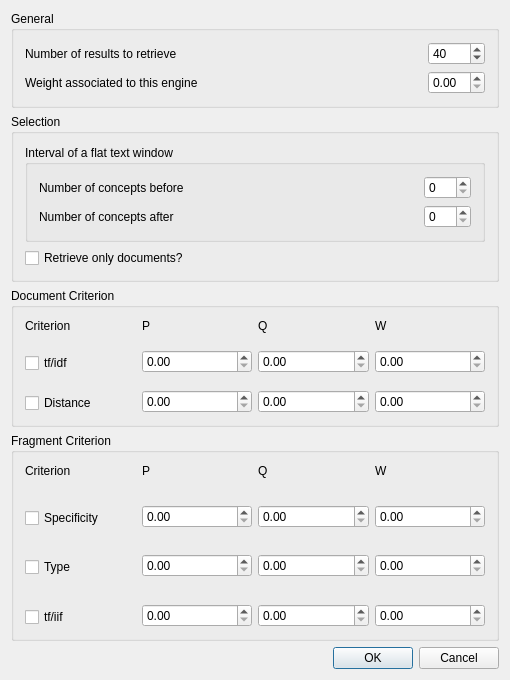
Qt form xmlengine/frontend/qt/genginexml.ui (pfrancq/galilei) before a commit.
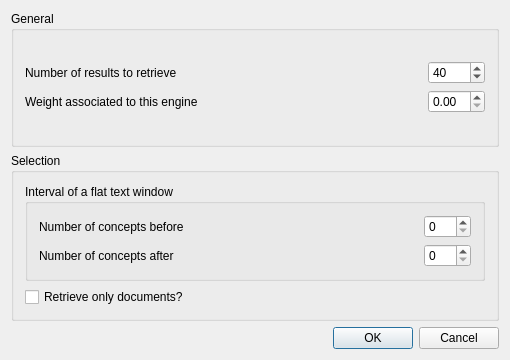
The same form after that commit.

What changed in the file:
```diff
--- a/xmlengine/frontend/qt/genginexml.ui
+++ b/xmlengine/frontend/qt/genginexml.ui
@@ -7,9 +7,15 @@
     <x>0</x>
     <y>0</y>
     <width>510</width>
-    <height>680</height>
+    <height>360</height>
    </rect>
   </property>
+  <property name="sizePolicy">
+   <sizepolicy hsizetype="Fixed" vsizetype="Fixed">
+    <horstretch>0</horstretch>
+    <verstretch>0</verstretch>
+   </sizepolicy>
+  </property>
   <property name="mouseTracking">
    <bool>false</bool>
   </property>
@@ -216,476 +222,6 @@
      </layout>
     </widget>
    </item>
-   <item>
-    <widget class="QGroupBox" name="box_0_2">
-     <property name="title">
-      <string>Document Criterion</string>
-     </property>
-     <layout class="QHBoxLayout" name="horizontalLayout">
-      <item>
-       <layout class="QVBoxLayout" name="verticalLayout">
-        <item>
-         <widget class="QLabel" name="P1_2">
-          <property name="text">
-           <string>Criterion</string>
-          </property>
-          <property name="wordWrap">
-           <bool>false</bool>
-          </property>
-         </widget>
-        </item>
-        <item>
-         <spacer name="verticalSpacer">
-          <property name="orientation">
-           <enum>Qt::Vertical</enum>
-          </property>
-          <property name="sizeHint" stdset="0">
-           <size>
-            <width>20</width>
-            <height>40</height>
-           </size>
-          </property>
-         </spacer>
-        </item>
-        <item>
-         <widget class="QCheckBox" name="TfIdfActive">
-          <property name="text">
-           <string>tf/idf</string>
-          </property>
-         </widget>
-        </item>
-        <item>
-         <spacer name="verticalSpacer_5">
-          <property name="orientation">
-           <enum>Qt::Vertical</enum>
-          </property>
-          <property name="sizeHint" stdset="0">
-           <size>
-            <width>20</width>
-            <height>40</height>
-           </size>
-          </property>
-         </spacer>
-        </item>
-        <item>
-         <widget class="QCheckBox" name="DistanceActive">
-          <property name="text">
-           <string>Distance</string>
-          </property>
-         </widget>
-        </item>
-       </layout>
-      </item>
-      <item>
-       <layout class="QVBoxLayout" name="verticalLayout_4">
-        <item>
-         <widget class="QLabel" name="P1">
-          <property name="text">
-           <string>P</string>
-          </property>
-          <property name="wordWrap">
-           <bool>false</bool>
-          </property>
-         </widget>
-        </item>
-        <item>
-         <spacer name="verticalSpacer_2">
-          <property name="orientation">
-           <enum>Qt::Vertical</enum>
-          </property>
-          <property name="sizeHint" stdset="0">
-           <size>
-            <width>20</width>
-            <height>40</height>
-           </size>
-          </property>
-         </spacer>
-        </item>
-        <item>
-         <widget class="QDoubleSpinBox" name="TfIdfP"/>
-        </item>
-        <item>
-         <spacer name="verticalSpacer_9">
-          <property name="orientation">
-           <enum>Qt::Vertical</enum>
-          </property>
-          <property name="sizeHint" stdset="0">
-           <size>
-            <width>20</width>
-            <height>40</height>
-           </size>
-          </property>
-         </spacer>
-        </item>
-        <item>
-         <widget class="QDoubleSpinBox" name="DistanceP"/>
-        </item>
-       </layout>
-      </item>
-      <item>
-       <layout class="QVBoxLayout" name="verticalLayout_5">
-        <item>
-         <widget class="QLabel" name="Q1">
-          <property name="text">
-           <string>Q</string>
-          </property>
-          <property name="wordWrap">
-           <bool>false</bool>
-          </property>
-         </widget>
-        </item>
-        <item>
-         <spacer name="verticalSpacer_3">
-          <property name="orientation">
-           <enum>Qt::Vertical</enum>
-          </property>
-          <property name="sizeHint" stdset="0">
-           <size>
-            <width>20</width>
-            <height>40</height>
-           </size>
-          </property>
-         </spacer>
-        </item>
-        <item>
-         <widget class="QDoubleSpinBox" name="TfIdfQ"/>
-        </item>
-        <item>
-         <spacer name="verticalSpacer_13">
-          <property name="orientation">
-           <enum>Qt::Vertical</enum>
-          </property>
-          <property name="sizeHint" stdset="0">
-           <size>
-            <width>20</width>
-            <height>40</height>
-           </size>
-          </property>
-         </spacer>
-        </item>
-        <item>
-         <widget class="QDoubleSpinBox" name="DistanceQ"/>
-        </item>
-       </layout>
-      </item>
-      <item>
-       <layout class="QVBoxLayout" name="verticalLayout_6">
-        <item>
-         <widget class="QLabel" name="W1">
-          <property name="text">
-           <string>W</string>
-          </property>
-          <property name="wordWrap">
-           <bool>false</bool>
-          </property>
-         </widget>
-        </item>
-        <item>
-         <spacer name="verticalSpacer_4">
-          <property name="orientation">
-           <enum>Qt::Vertical</enum>
-          </property>
-          <property name="sizeHint" stdset="0">
-           <size>
-            <width>20</width>
-            <height>40</height>
-           </size>
-          </property>
-         </spacer>
-        </item>
-        <item>
-         <widget class="QDoubleSpinBox" name="TfIdfWeight"/>
-        </item>
-        <item>
-         <spacer name="verticalSpacer_17">
-          <property name="orientation">
-           <enum>Qt::Vertical</enum>
-          </property>
-          <property name="sizeHint" stdset="0">
-           <size>
-            <width>20</width>
-            <height>40</height>
-           </size>
-          </property>
-         </spacer>
-        </item>
-        <item>
-         <widget class="QDoubleSpinBox" name="DistanceWeight"/>
-        </item>
-       </layout>
-      </item>
-     </layout>
-    </widget>
-   </item>
-   <item>
-    <widget class="QGroupBox" name="FragmentCriterion">
-     <property name="title">
-      <string>Fragment Criterion</string>
-     </property>
-     <layout class="QHBoxLayout" name="horizontalLayout_2">
-      <item>
-       <layout class="QVBoxLayout" name="verticalLayout_2">
-        <item>
-         <widget class="QLabel" name="P1_3">
-          <property name="text">
-           <string>Criterion</string>
-          </property>
-          <property name="wordWrap">
-           <bool>false</bool>
-          </property>
-         </widget>
-        </item>
-        <item>
-         <spacer name="verticalSpacer_21">
-          <property name="orientation">
-           <enum>Qt::Vertical</enum>
-          </property>
-          <property name="sizeHint" stdset="0">
-           <size>
-            <width>20</width>
-            <height>40</height>
-           </size>
-          </property>
-         </spacer>
-        </item>
-        <item>
-         <widget class="QCheckBox" name="SpecificityActive">
-          <property name="text">
-           <string>Specificity</string>
-          </property>
-         </widget>
-        </item>
-        <item>
-         <spacer name="verticalSpacer_24">
-          <property name="orientation">
-           <enum>Qt::Vertical</enum>
-          </property>
-          <property name="sizeHint" stdset="0">
-           <size>
-            <width>20</width>
-            <height>40</height>
-           </size>
-          </property>
-         </spacer>
-        </item>
-        <item>
-         <widget class="QCheckBox" name="TypeActive">
-          <property name="text">
-           <string>Type</string>
-          </property>
-         </widget>
-        </item>
-        <item>
-         <spacer name="verticalSpacer_25">
-          <property name="orientation">
-           <enum>Qt::Vertical</enum>
-          </property>
-          <property name="sizeHint" stdset="0">
-           <size>
-            <width>20</width>
-            <height>40</height>
-           </size>
-          </property>
-         </spacer>
-        </item>
-        <item>
-         <widget class="QCheckBox" name="TfIffActive">
-          <property name="text">
-           <string>tf/iif</string>
-          </property>
-         </widget>
-        </item>
-       </layout>
-      </item>
-      <item>
-       <layout class="QVBoxLayout" name="verticalLayout_7">
-        <item>
-         <widget class="QLabel" name="P1_4">
-          <property name="text">
-           <string>P</string>
-          </property>
-          <property name="wordWrap">
-           <bool>false</bool>
-          </property>
-         </widget>
-        </item>
-        <item>
-         <spacer name="verticalSpacer_26">
-          <property name="orientation">
-           <enum>Qt::Vertical</enum>
-          </property>
-          <property name="sizeHint" stdset="0">
-           <size>
-            <width>20</width>
-            <height>40</height>
-           </size>
-          </property>
-         </spacer>
-        </item>
-        <item>
-         <widget class="QDoubleSpinBox" name="SpecificityP"/>
-        </item>
-        <item>
-         <spacer name="verticalSpacer_29">
-          <property name="orientation">
-           <enum>Qt::Vertical</enum>
-          </property>
-          <property name="sizeHint" stdset="0">
-           <size>
-            <width>20</width>
-            <height>40</height>
-           </size>
-          </property>
-         </spacer>
-        </item>
-        <item>
-         <widget class="QDoubleSpinBox" name="TypeP"/>
-        </item>
-        <item>
-         <spacer name="verticalSpacer_30">
-          <property name="orientation">
-           <enum>Qt::Vertical</enum>
-          </property>
-          <property name="sizeHint" stdset="0">
-           <size>
-            <width>20</width>
-            <height>40</height>
-           </size>
-          </property>
-         </spacer>
-        </item>
-        <item>
-         <widget class="QDoubleSpinBox" name="TfIffP"/>
-        </item>
-       </layout>
-      </item>
-      <item>
-       <layout class="QVBoxLayout" name="verticalLayout_8">
-        <item>
-         <widget class="QLabel" name="Q1_2">
-          <property name="text">
-           <string>Q</string>
-          </property>
-          <property name="wordWrap">
-           <bool>false</bool>
-          </property>
-         </widget>
-        </item>
-        <item>
-         <spacer name="verticalSpacer_31">
-          <property name="orientation">
-           <enum>Qt::Vertical</enum>
-          </property>
-          <property name="sizeHint" stdset="0">
-           <size>
-            <width>20</width>
-            <height>40</height>
-           </size>
-          </property>
-         </spacer>
-        </item>
-        <item>
-         <widget class="QDoubleSpinBox" name="SpecificityQ"/>
-        </item>
-        <item>
-         <spacer name="verticalSpacer_34">
-          <property name="orientation">
-           <enum>Qt::Vertical</enum>
-          </property>
-          <property name="sizeHint" stdset="0">
-           <size>
-            <width>20</width>
-            <height>40</height>
-           </size>
-          </property>
-         </spacer>
-        </item>
-        <item>
-         <widget class="QDoubleSpinBox" name="TypeQ"/>
-        </item>
-        <item>
-         <spacer name="verticalSpacer_35">
-          <property name="orientation">
-           <enum>Qt::Vertical</enum>
-          </property>
-          <property name="sizeHint" stdset="0">
-           <size>
-            <width>20</width>
-            <height>40</height>
-           </size>
-          </property>
-         </spacer>
-        </item>
-        <item>
-         <widget class="QDoubleSpinBox" name="TfIffQ"/>
-        </item>
-       </layout>
-      </item>
-      <item>
-       <layout class="QVBoxLayout" name="verticalLayout_9">
-        <item>
-         <widget class="QLabel" name="W1_2">
-          <property name="text">
-           <string>W</string>
-          </property>
-          <property name="wordWrap">
-           <bool>false</bool>
-          </property>
-         </widget>
-        </item>
-        <item>
-         <spacer name="verticalSpacer_36">
-          <property name="orientation">
-           <enum>Qt::Vertical</enum>
-          </property>
-          <property name="sizeHint" stdset="0">
-           <size>
-            <width>20</width>
-            <height>40</height>
-           </size>
-          </property>
-         </spacer>
-        </item>
-        <item>
-         <widget class="QDoubleSpinBox" name="SpecificityWeight"/>
-        </item>
-        <item>
-         <spacer name="verticalSpacer_39">
-          <property name="orientation">
-           <enum>Qt::Vertical</enum>
-          </property>
-          <property name="sizeHint" stdset="0">
-           <size>
-            <width>20</width>
-            <height>40</height>
-           </size>
-          </property>
-         </spacer>
-        </item>
-        <item>
-         <widget class="QDoubleSpinBox" name="TypeWeight"/>
-        </item>
-        <item>
-         <spacer name="verticalSpacer_40">
-          <property name="orientation">
-           <enum>Qt::Vertical</enum>
-          </property>
-          <property name="sizeHint" stdset="0">
-           <size>
-            <width>20</width>
-            <height>40</height>
-           </size>
-          </property>
-         </spacer>
-        </item>
-        <item>
-         <widget class="QDoubleSpinBox" name="TfIffWeight"/>
-        </item>
-       </layout>
-      </item>
-     </layout>
-    </widget>
-   </item>
    <item>
     <widget class="QDialogButtonBox" name="buttonBox">
      <property name="standardButtons">
```
Left out of the diff: 19 changed lines with no effect on the pictures.
